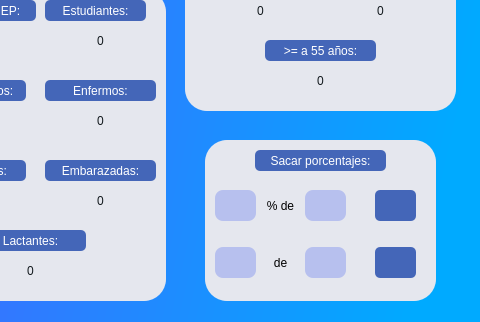
Old version of the form VESOR/Ventana_inicial_menus.ui in the repository JoseSierraVzl/Proyecto-VESOR; both pictures show x 265 to 745 and y 140 to 462 of the 745 by 462 pixel window.
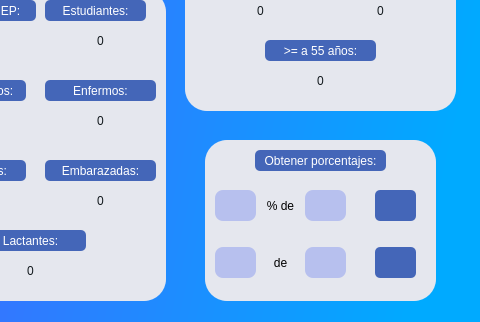
New version of the form. Icons and pictures are not drawn.

```diff
--- a/VESOR/Ventana_inicial_menus.ui
+++ b/VESOR/Ventana_inicial_menus.ui
@@ -940,7 +940,7 @@
 		border-radius: 5px</string>
      </property>
      <property name="text">
-      <string>Sacar porcentajes:</string>
+      <string>Obtener porcentajes:</string>
      </property>
      <property name="alignment">
       <set>Qt::AlignCenter</set>
```
